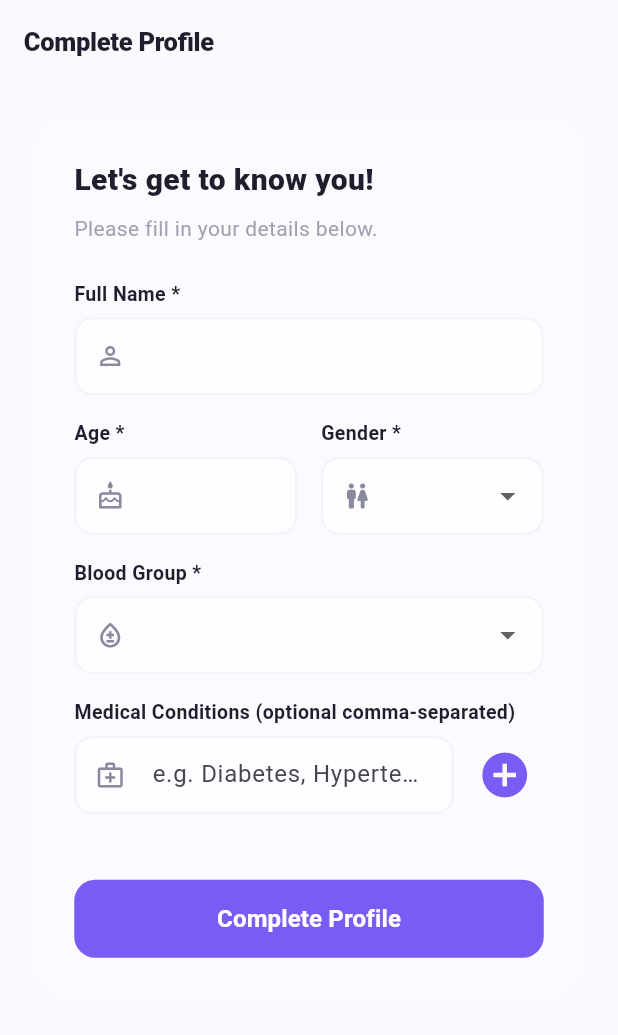
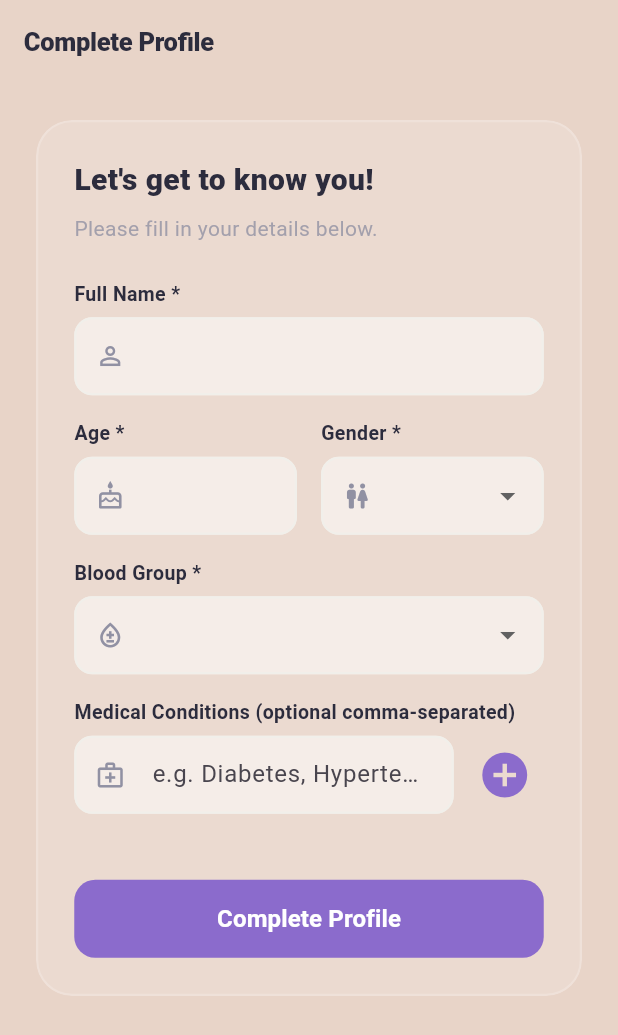
Before and after one commit to Manvitha0101/mediassure, a Flutter app: the screen it shows once a user with an empty profile is signed in, on a phone screen of 412 x 824 dp. Shown: the top 1035 px of the screen. Run offline on Flutter 3.47's test engine with Material 3 defaults, Android fonts, the phone set to English and light mode, and no system bars; our stand-ins replace cloud_firestore, firebase_auth, firebase_core, firebase_messaging, fl_chart, flutter_local_notifications and 3 more; accounts and stored records are empty; network calls fail; Roboto replaces fonts that are missing (Nunito, Poppins).

```diff
--- a/lib/screens/app_theme.dart
+++ b/lib/screens/app_theme.dart
@@ -4,20 +4,20 @@ import 'package:flutter/material.dart';
 class AppColors {
   AppColors._();
 
-  static const background   = Color(0xFFFCF9FE); // Very light pinkish-white
+  static const background   = Color(0xFFE8D4C8); // Warm peach beige
   static const surface      = Colors.white;
-  static const primary      = Color(0xFF7A5BF3); // Indigo / Purple
-  static const primaryLight = Color(0xFFF1EEFC);
-  static const accent       = Color(0xFFFF5E89); // Pink
-  static const accentLight  = Color(0xFFFFE8EE);
-  static const warning      = Color(0xFFFF9F43);
-  static const warningLight = Color(0xFFFFF3E4);
-  static const danger       = Color(0xFFFF6B6B);
-  static const dangerLight  = Color(0xFFFFEEEE);
-  static const textPrimary  = Color(0xFF1E1E2D);
-  static const textSecondary = Color(0xFF8A8A9E);
-  static const cardShadow   = Color(0x0C000000);
-  static const divider      = Color(0xFFF4F4F8);
+  static const primary      = Color(0xFF8B6BCC); // Middle violet
+  static const primaryLight = Color(0xFFE0D8ED);
+  static const accent       = Color(0xFFAFA0E0); // Lighter violet accent
+  static const accentLight  = Color(0xFFF3F0FA);
+  static const warning      = Color(0xFFFFB366);
+  static const warningLight = Color(0xFFFFF6ED);
+  static const danger       = Color(0xFFFF8585);
+  static const dangerLight  = Color(0xFFFFF0F0);
+  static const textPrimary  = Color(0xFF2C2C3D); // Slightly softer dark
+  static const textSecondary = Color(0xFF9191A3);
+  static const cardShadow   = Color(0x0A000000);
+  static const divider      = Color(0xFFF1EFEA); // Warm divider
 }
 
 // ─── Text Styles ───────────────────────────────────────────────────────────────
@@ -77,8 +77,8 @@ class AppDecorations {
         boxShadow: const [
           BoxShadow(
             color: AppColors.cardShadow,
-            blurRadius: 10,
-            offset: Offset(0, 3),
+            blurRadius: 12,
+            offset: Offset(0, 4),
           ),
         ],
       );
@@ -105,7 +105,7 @@ class AppTheme {
           background: AppColors.background,
           surface: AppColors.surface,
         ),
-        fontFamily: 'Nunito',
+        fontFamily: 'Poppins',
         appBarTheme: const AppBarTheme(
           backgroundColor: AppColors.background,
           elevation: 0,
--- a/lib/screens/chat_screen.dart
+++ b/lib/screens/chat_screen.dart
@@ -78,7 +78,7 @@ class _ChatScreenState extends State<ChatScreen> {
   Widget build(BuildContext context) {
     final uid = FirebaseAuth.instance.currentUser?.uid;
     return Scaffold(
-      backgroundColor: Colors.transparent,
+      backgroundColor: AppColors.background,
       appBar: AppBar(
         title: Text(
           widget.title,
```
Also changed, not shown: lib/screens/patient/history.dart (+3 -89 lines), lib/services/notification_service.dart (+9 -0 lines), lib/services/patient_service.dart (+10 -4 lines), lib/widgets/dashboard/caretaker_list.dart (+56 -14 lines), lib/widgets/glass_components.dart (+19 -23 lines), pubspec.lock, 1 other file.
